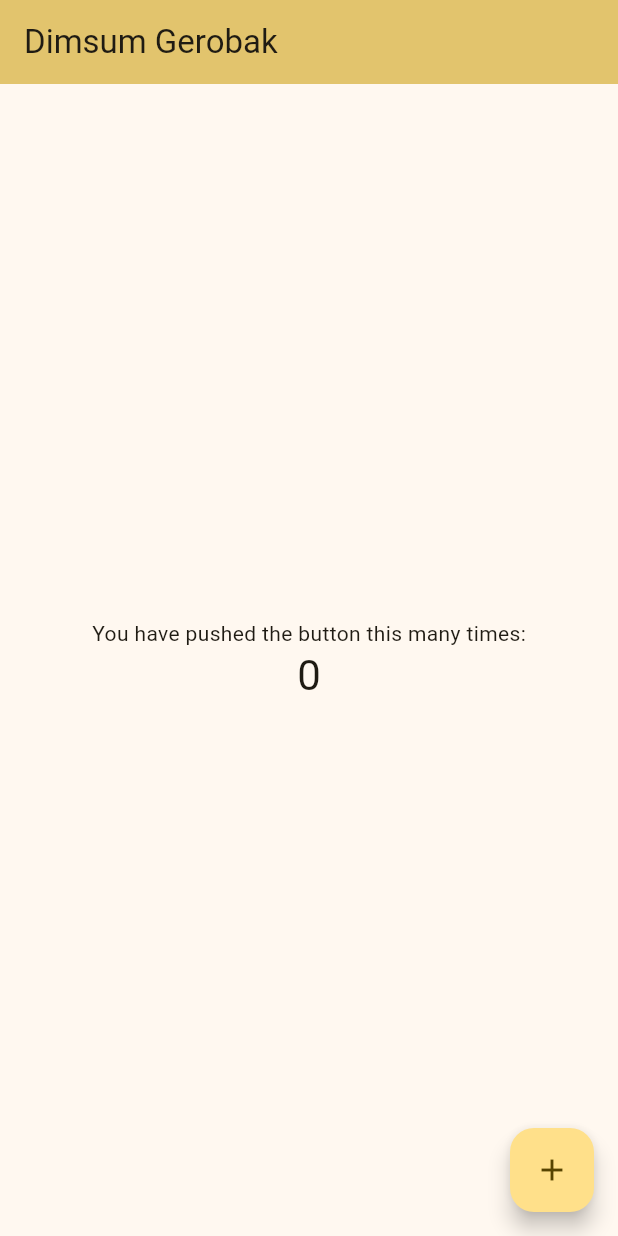
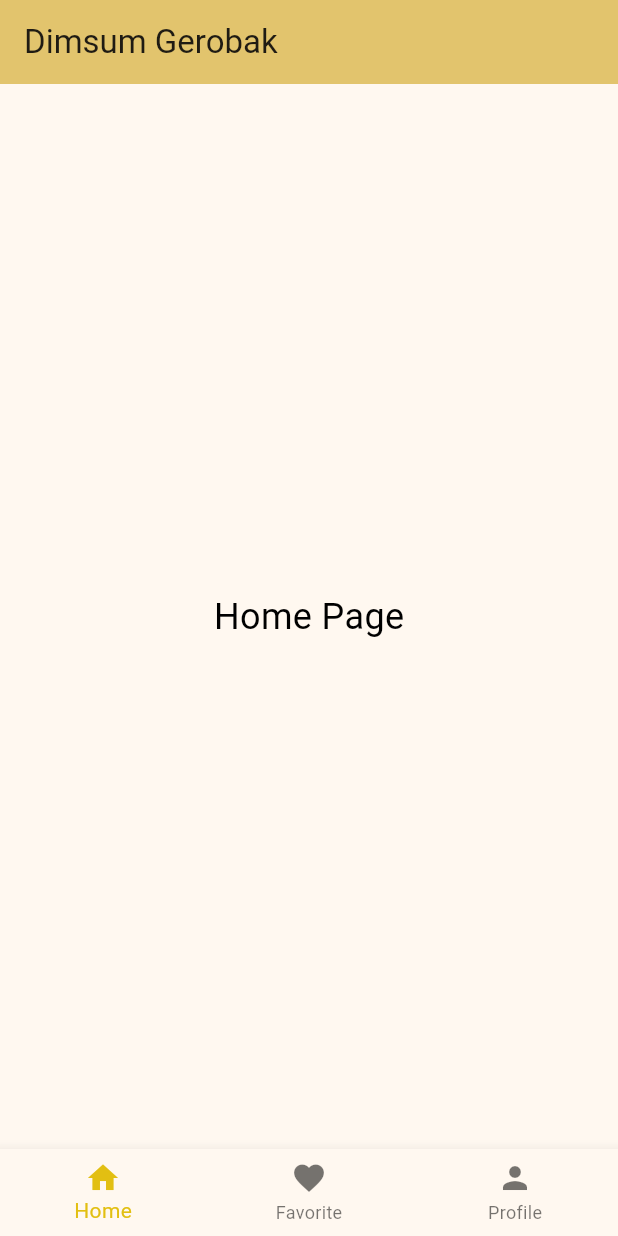
Before and after one commit to RagilPratama/skripsi_flutter, a Flutter app: the screen it shows after launch, on a phone screen of 412 x 824 dp. Run offline on Flutter 3.47's test engine with Material 3 defaults, Android fonts, the light colour scheme and no system bars.

Commit message:
Add bottom navigation bar

```diff
--- a/lib/main.dart
+++ b/lib/main.dart
@@ -74,11 +74,17 @@ class MyHomePage extends StatefulWidget {
 }
 
 class _MyHomePageState extends State<MyHomePage> {
-  int _counter = 0;
+  int _selectedIndex = 0;
 
-  void _incrementCounter() {
+  static const List<Widget> _widgetOptions = <Widget>[
+    Text('Home Page'),
+    Text('Favorite'),
+    Text('Profile'),
+  ];
+
+  void _onItemTapped(int index) {
     setState(() {
-      _counter++;
+      _selectedIndex = index;
     });
   }
 
@@ -90,25 +96,33 @@ class _MyHomePageState extends State<MyHomePage> {
         title: Text(widget.title),
       ),
       body: Center(
-        child: Column(
+        child: _selectedIndex == 0
+            ? Column(
                 mainAxisAlignment: MainAxisAlignment.center,
                 children: <Widget>[
                   const Text(
-              'You have pushed the button this many times:',
+                    'Home Page',
+                    style: TextStyle(fontSize: 24, color: Colors.black),
                     textAlign: null,
                     textDirection: null,
                   ),
-            Text(
-              '$_counter',
-              style: Theme.of(context).textTheme.headlineMedium,
+                ],
+              )
+            : _widgetOptions[_selectedIndex],
       ),
+
+      bottomNavigationBar: BottomNavigationBar(
+        items: const <BottomNavigationBarItem>[
+          BottomNavigationBarItem(icon: Icon(Icons.home), label: 'Home'),
+          BottomNavigationBarItem(
+            icon: Icon(Icons.favorite),
+            label: 'Favorite',
+          ),
+          BottomNavigationBarItem(icon: Icon(Icons.person), label: 'Profile'),
         ],
-        ),
-      ),
-      floatingActionButton: FloatingActionButton(
-        onPressed: _incrementCounter,
-        tooltip: 'Increment',
-        child: const Icon(Icons.add),
+        currentIndex: _selectedIndex,
+        selectedItemColor: const Color.fromARGB(255, 226, 191, 18),
+        onTap: _onItemTapped,
       ),
     );
   }
```
Lines whose indentation alone changed are shown as unchanged.
